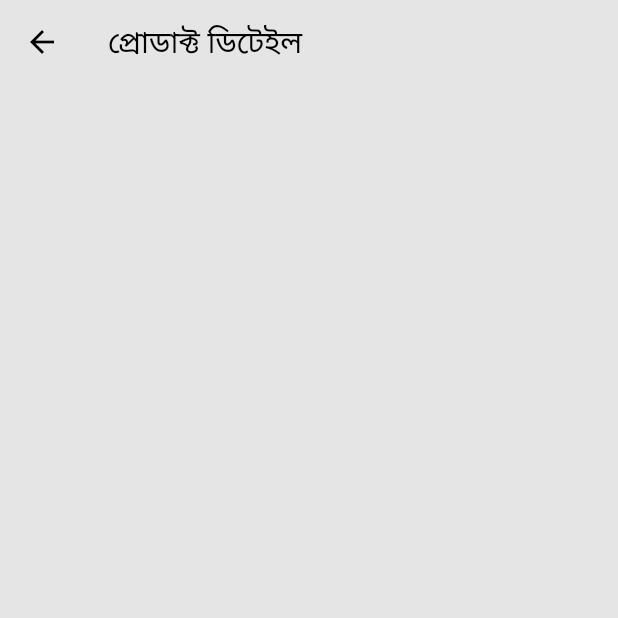
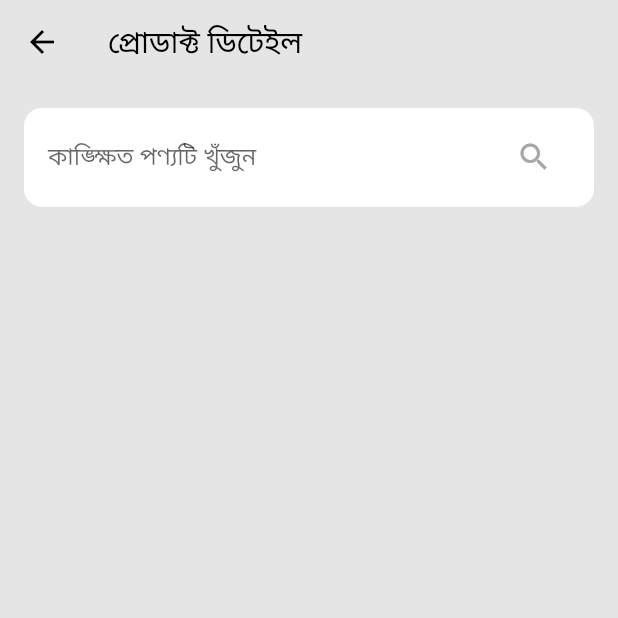
Before and after one commit to devOmedia/mi_commerce, a Flutter app: the ProductDetailsScreen screen opened directly, on a phone screen of 412 x 824 dp, the top half of it. Run offline on Flutter 3.47's test engine with Material 2 defaults, Android fonts, the light colour scheme and no system bars; our stand-ins replace dio, equatable, flutter_bloc.

Commit message:
added custom search field at product details scree

```diff
--- a/lib/presentation/screens/product_details_screen.dart
+++ b/lib/presentation/screens/product_details_screen.dart
@@ -1,6 +1,5 @@
 import 'package:flutter/material.dart';
-import 'package:mi_commerce/business_logic/search_bloc/search_event.dart';
-import 'package:mi_commerce/business_logic/search_bloc/search_state.dart';
+import 'package:mi_commerce/presentation/widgets/custom_search_field.dart';
 
 class ProductDetailsScreen extends StatefulWidget {
   const ProductDetailsScreen({super.key});
@@ -10,8 +9,22 @@ class ProductDetailsScreen extends StatefulWidget {
 }
 
 class _ProductDetailsScreenState extends State<ProductDetailsScreen> {
+  late TextEditingController _searchController;
+  @override
+  void initState() {
+    _searchController = TextEditingController();
+    super.initState();
+  }
+
+  @override
+  void dispose() {
+    _searchController.dispose();
+    super.dispose();
+  }
+
   @override
   Widget build(BuildContext context) {
+    final Size size = MediaQuery.of(context).size;
     return Scaffold(
       appBar: AppBar(
         elevation: 0,
@@ -30,8 +43,12 @@ class _ProductDetailsScreenState extends State<ProductDetailsScreen> {
       body: Padding(
         padding: const EdgeInsets.all(16.0),
         child: Column(
-          children: const [
-
+          children: [
+            CustomSearchFieldWidget(
+              searchController: _searchController,
+              size: size,
+              onChange: (value) {},
+            ),
           ],
         ),
       ),
```
